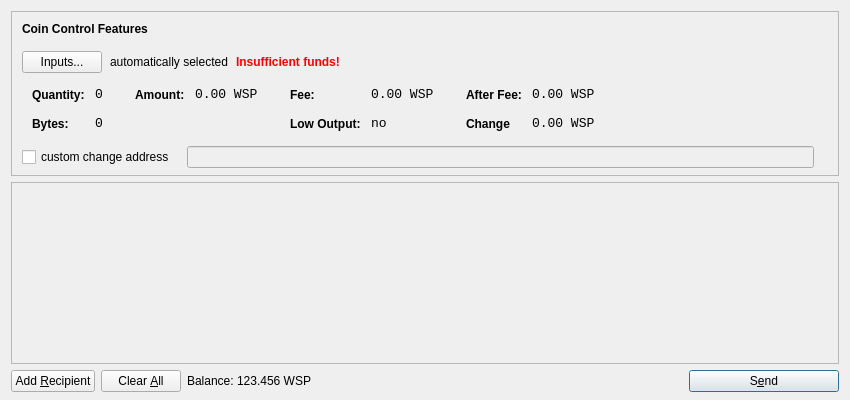
This is src/qt/forms/sendcoinsdialog.ui in rpicoin/rpicore as Qt 5 draws it before an edit. The edited form follows.
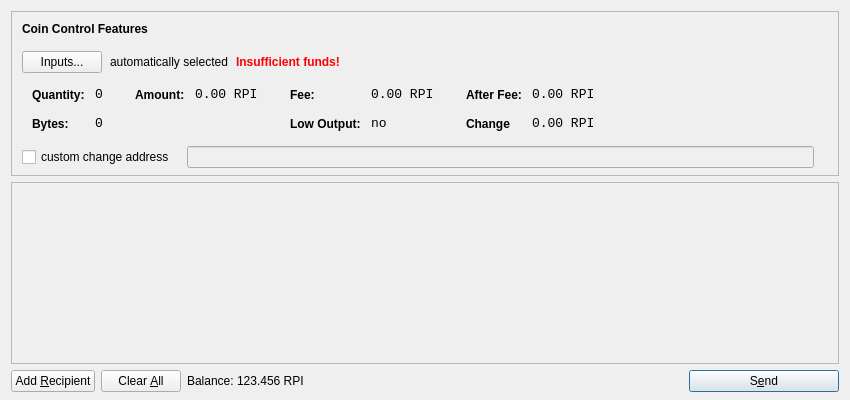
This is the edited form. Icons and pictures are not drawn.

The edit to the form file:
```diff
--- a/src/qt/forms/sendcoinsdialog.ui
+++ b/src/qt/forms/sendcoinsdialog.ui
@@ -321,7 +321,7 @@
                   <enum>Qt::ActionsContextMenu</enum>
                  </property>
                  <property name="text">
-                  <string notr="true">0.00 WSP</string>
+                  <string notr="true">0.00 RPI</string>
                  </property>
                  <property name="textInteractionFlags">
                   <set>Qt::LinksAccessibleByMouse|Qt::TextSelectableByKeyboard|Qt::TextSelectableByMouse</set>
@@ -375,7 +375,7 @@
                   <enum>Qt::ActionsContextMenu</enum>
                  </property>
                  <property name="text">
-                  <string notr="true">0.00 WSP</string>
+                  <string notr="true">0.00 RPI</string>
                  </property>
                  <property name="textInteractionFlags">
                   <set>Qt::LinksAccessibleByMouse|Qt::TextSelectableByKeyboard|Qt::TextSelectableByMouse</set>
@@ -461,7 +461,7 @@
                   <enum>Qt::ActionsContextMenu</enum>
                  </property>
                  <property name="text">
-                  <string notr="true">0.00 WSP</string>
+                  <string notr="true">0.00 RPI</string>
                  </property>
                  <property name="textInteractionFlags">
                   <set>Qt::LinksAccessibleByMouse|Qt::TextSelectableByKeyboard|Qt::TextSelectableByMouse</set>
@@ -493,7 +493,7 @@
                   <enum>Qt::ActionsContextMenu</enum>
                  </property>
                  <property name="text">
-                  <string notr="true">0.00 WSP</string>
+                  <string notr="true">0.00 RPI</string>
                  </property>
                  <property name="textInteractionFlags">
                   <set>Qt::LinksAccessibleByMouse|Qt::TextSelectableByKeyboard|Qt::TextSelectableByMouse</set>
@@ -692,7 +692,7 @@
           <cursorShape>IBeamCursor</cursorShape>
          </property>
          <property name="text">
-          <string notr="true">123.456 WSP</string>
+          <string notr="true">123.456 RPI</string>
          </property>
          <property name="textInteractionFlags">
           <set>Qt::LinksAccessibleByMouse|Qt::TextSelectableByKeyboard|Qt::TextSelectableByMouse</set>
```
